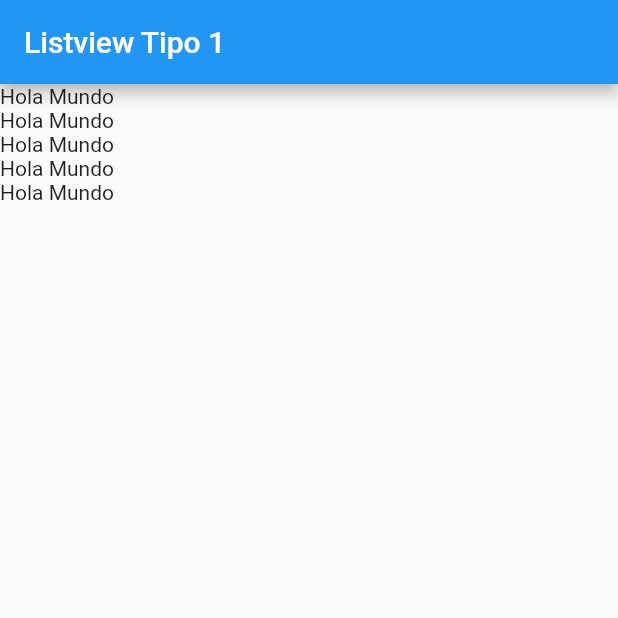
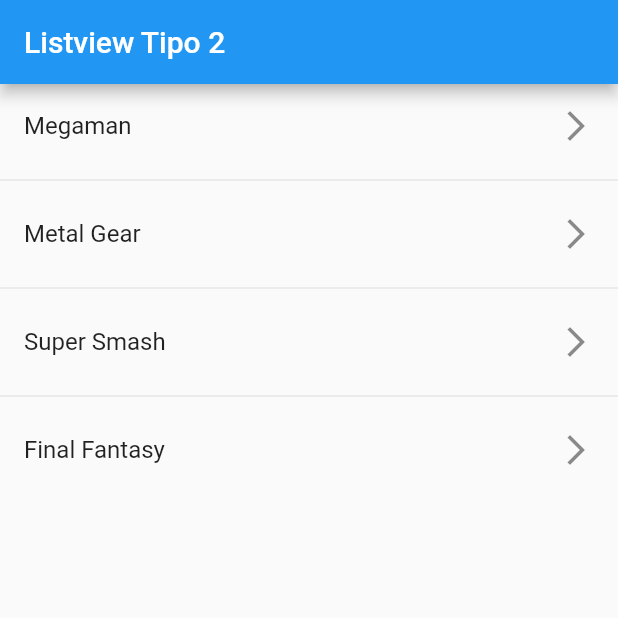
Before and after one commit to AgnosticSix/fl_components, a Flutter app: the screen it shows after launch, on a phone screen of 412 x 824 dp, the top half of it. Run offline on Flutter 3.47's test engine with Material 2 defaults, Android fonts, the phone set to English and light mode, and no system bars.

Commit message:
listview implemented

```diff
--- a/lib/main.dart
+++ b/lib/main.dart
@@ -1,5 +1,7 @@
+import 'package:flutter/material.dart';
+
 import 'package:fl_components/screens/listview1_screen.dart';
-import 'package:flutter/material.dart';
+import 'package:fl_components/screens/listview2_screen.dart';
 
 void main() => runApp(MyApp());
 
@@ -11,6 +13,6 @@ class MyApp extends StatelessWidget {
     return MaterialApp(
         debugShowCheckedModeBanner: false,
         title: 'Material App',
-        home: Listview1Screen());
+        home: Listview2Screen());
   }
 }
--- a/lib/screens/listview1_screen.dart
+++ b/lib/screens/listview1_screen.dart
@@ -1,6 +1,12 @@
 import 'package:flutter/material.dart';
 
 class Listview1Screen extends StatelessWidget {
+  final options = const [
+    'Megaman',
+    'Metal Gear',
+    'Super Smash',
+    'Final Fantasy'
+  ];
   const Listview1Screen({Key? key}) : super(key: key);
 
   @override
@@ -11,11 +17,16 @@ class Listview1Screen extends StatelessWidget {
         ),
         body: ListView(
           children: [
-            Text('Hola Mundo'),
-            Text('Hola Mundo'),
-            Text('Hola Mundo'),
-            Text('Hola Mundo'),
-            Text('Hola Mundo'),
+            ...options
+                .map((game) => ListTile(
+                      title: Text(game),
+                      trailing: const Icon(Icons.arrow_forward_ios_outlined),
+                    ))
+                .toList(),
+
+            // ListTile(
+            //   title: Text('Hola Mundo'),
+            // )
           ],
         ));
   }
--- /dev/null
+++ b/lib/screens/listview2_screen.dart
@@ -0,0 +1,26 @@
+import 'package:flutter/material.dart';
+
+class Listview2Screen extends StatelessWidget {
+  final options = const [
+    'Megaman',
+    'Metal Gear',
+    'Super Smash',
+    'Final Fantasy'
+  ];
+  const Listview2Screen({Key? key}) : super(key: key);
+
+  @override
+  Widget build(BuildContext context) {
+    return Scaffold(
+        appBar: AppBar(
+          title: const Text('Listview Tipo 2'),
+        ),
+        body: ListView.separated(
+            itemBuilder: (context, index) => ListTile(
+                  title: Text(options[index]),
+                  trailing: const Icon(Icons.arrow_forward_ios_outlined),
+                ),
+            separatorBuilder: (_, __) => const Divider(),
+            itemCount: options.length));
+  }
+}
```
